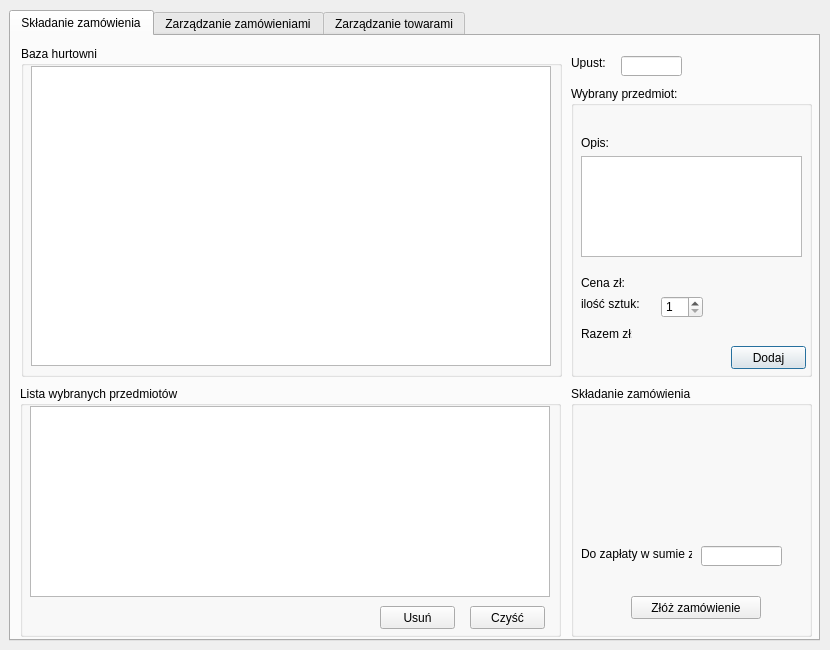
Old version of the form Sklep/magazynier.ui in the repository pwltomaszek/projekt.
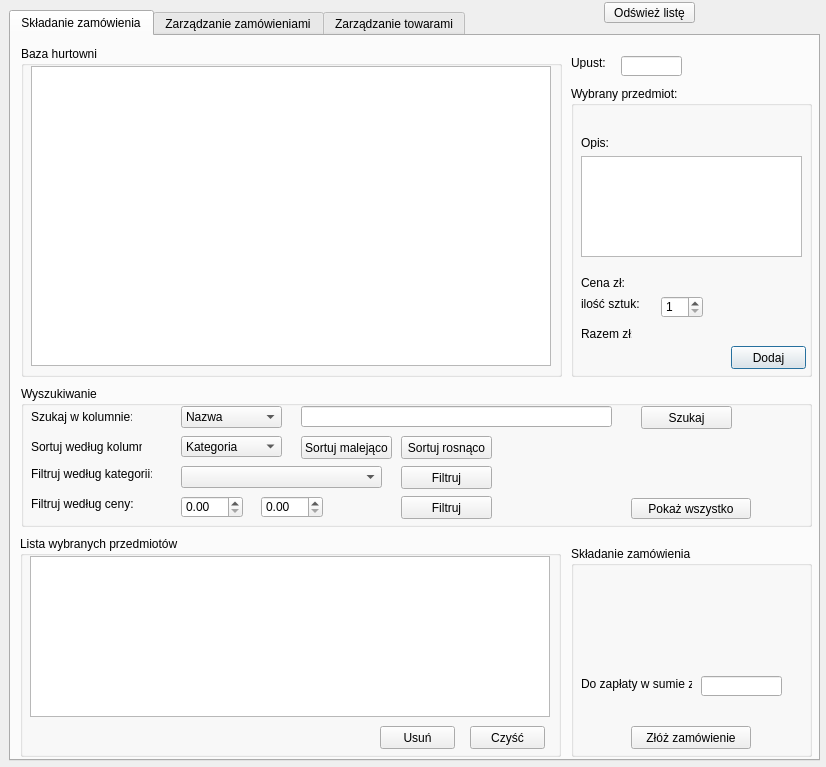
New version of the form. The open tabs and pages were chosen to show the change.

The edit to the form file:
```diff
--- a/Sklep/magazynier.ui
+++ b/Sklep/magazynier.ui
@@ -6,8 +6,8 @@
    <rect>
     <x>0</x>
     <y>0</y>
-    <width>830</width>
-    <height>650</height>
+    <width>826</width>
+    <height>767</height>
    </rect>
   </property>
   <property name="windowTitle">
@@ -22,7 +22,7 @@
      <x>9</x>
      <y>10</y>
      <width>811</width>
-     <height>631</height>
+     <height>751</height>
     </rect>
    </property>
    <property name="currentIndex">
@@ -628,9 +628,9 @@
      <property name="geometry">
       <rect>
        <x>9</x>
-       <y>350</y>
+       <y>500</y>
        <width>541</width>
-       <height>251</height>
+       <height>221</height>
       </rect>
      </property>
      <property name="title">
@@ -640,7 +640,7 @@
       <property name="geometry">
        <rect>
         <x>360</x>
-        <y>220</y>
+        <y>190</y>
         <width>75</width>
         <height>23</height>
        </rect>
@@ -653,7 +653,7 @@
       <property name="geometry">
        <rect>
         <x>450</x>
-        <y>220</y>
+        <y>190</y>
         <width>75</width>
         <height>23</height>
        </rect>
@@ -668,7 +668,7 @@
         <x>10</x>
         <y>20</y>
         <width>520</width>
-        <height>191</height>
+        <height>161</height>
        </rect>
       </property>
      </widget>
@@ -726,9 +726,9 @@
      <property name="geometry">
       <rect>
        <x>560</x>
-       <y>350</y>
+       <y>510</y>
        <width>241</width>
-       <height>251</height>
+       <height>211</height>
       </rect>
      </property>
      <property name="title">
@@ -738,8 +738,8 @@
       <property name="geometry">
        <rect>
         <x>60</x>
-        <y>210</y>
-        <width>130</width>
+        <y>180</y>
+        <width>120</width>
         <height>23</height>
        </rect>
       </property>
@@ -751,7 +751,7 @@
       <property name="geometry">
        <rect>
         <x>10</x>
-        <y>160</y>
+        <y>130</y>
         <width>111</width>
         <height>16</height>
        </rect>
@@ -764,7 +764,7 @@
       <property name="geometry">
        <rect>
         <x>130</x>
-        <y>160</y>
+        <y>130</y>
         <width>81</width>
         <height>20</height>
        </rect>
@@ -790,6 +790,240 @@
       </property>
      </widget>
     </widget>
+    <widget class="QGroupBox" name="groupBox_11">
+     <property name="geometry">
+      <rect>
+       <x>10</x>
+       <y>350</y>
+       <width>791</width>
+       <height>141</height>
+      </rect>
+     </property>
+     <property name="title">
+      <string>Wyszukiwanie</string>
+     </property>
+     <widget class="QComboBox" name="comboBoxSzukanie">
+      <property name="geometry">
+       <rect>
+        <x>160</x>
+        <y>20</y>
+        <width>101</width>
+        <height>22</height>
+       </rect>
+      </property>
+      <item>
+       <property name="text">
+        <string>Nazwa</string>
+       </property>
+      </item>
+      <item>
+       <property name="text">
+        <string>Opis</string>
+       </property>
+      </item>
+     </widget>
+     <widget class="QLineEdit" name="lineEditSzukaj">
+      <property name="geometry">
+       <rect>
+        <x>280</x>
+        <y>20</y>
+        <width>311</width>
+        <height>21</height>
+       </rect>
+      </property>
+     </widget>
+     <widget class="QLabel" name="label_15">
+      <property name="geometry">
+       <rect>
+        <x>10</x>
+        <y>20</y>
+        <width>101</width>
+        <height>21</height>
+       </rect>
+      </property>
+      <property name="text">
+       <string>Szukaj w kolumnie: </string>
+      </property>
+     </widget>
+     <widget class="QPushButton" name="buttonSzukaj">
+      <property name="geometry">
+       <rect>
+        <x>620</x>
+        <y>20</y>
+        <width>91</width>
+        <height>23</height>
+       </rect>
+      </property>
+      <property name="text">
+       <string>Szukaj</string>
+      </property>
+     </widget>
+     <widget class="QLabel" name="label_16">
+      <property name="geometry">
+       <rect>
+        <x>10</x>
+        <y>50</y>
+        <width>111</width>
+        <height>21</height>
+       </rect>
+      </property>
+      <property name="text">
+       <string>Sortuj według kolumny:</string>
+      </property>
+     </widget>
+     <widget class="QLabel" name="label_17">
+      <property name="geometry">
+       <rect>
+        <x>10</x>
+        <y>80</y>
+        <width>121</width>
+        <height>16</height>
+       </rect>
+      </property>
+      <property name="text">
+       <string>Filtruj według kategorii:</string>
+      </property>
+     </widget>
+     <widget class="QComboBox" name="comboBoxFiltr">
+      <property name="geometry">
+       <rect>
+        <x>160</x>
+        <y>80</y>
+        <width>201</width>
+        <height>22</height>
+       </rect>
+      </property>
+     </widget>
+     <widget class="QPushButton" name="buttonFiltrKat">
+      <property name="geometry">
+       <rect>
+        <x>380</x>
+        <y>80</y>
+        <width>91</width>
+        <height>23</height>
+       </rect>
+      </property>
+      <property name="text">
+       <string>Filtruj</string>
+      </property>
+     </widget>
+     <widget class="QPushButton" name="buttonSortRosnaco">
+      <property name="geometry">
+       <rect>
+        <x>380</x>
+        <y>50</y>
+        <width>91</width>
+        <height>23</height>
+       </rect>
+      </property>
+      <property name="text">
+       <string>Sortuj rosnąco</string>
+      </property>
+     </widget>
+     <widget class="QPushButton" name="buttonSortMalejaco">
+      <property name="geometry">
+       <rect>
+        <x>280</x>
+        <y>50</y>
+        <width>91</width>
+        <height>23</height>
+       </rect>
+      </property>
+      <property name="text">
+       <string>Sortuj malejąco</string>
+      </property>
+     </widget>
+     <widget class="QComboBox" name="comboBoxSort">
+      <property name="geometry">
+       <rect>
+        <x>160</x>
+        <y>50</y>
+        <width>101</width>
+        <height>21</height>
+       </rect>
+      </property>
+      <item>
+       <property name="text">
+        <string>Kategoria</string>
+       </property>
+      </item>
+      <item>
+       <property name="text">
+        <string>Nazwa</string>
+       </property>
+      </item>
+      <item>
+       <property name="text">
+        <string>Opis</string>
+       </property>
+      </item>
+     </widget>
+     <widget class="QDoubleSpinBox" name="doubleSpinBoxOd">
+      <property name="geometry">
+       <rect>
+        <x>160</x>
+        <y>110</y>
+        <width>62</width>
+        <height>22</height>
+       </rect>
+      </property>
+      <property name="maximum">
+       <double>100000.000000000000000</double>
+      </property>
+     </widget>
+     <widget class="QDoubleSpinBox" name="doubleSpinBoxDo">
+      <property name="geometry">
+       <rect>
+        <x>240</x>
+        <y>110</y>
+        <width>62</width>
+        <height>22</height>
+       </rect>
+      </property>
+      <property name="maximum">
+       <double>100000.000000000000000</double>
+      </property>
+     </widget>
+     <widget class="QPushButton" name="buttonFiltrCena">
+      <property name="geometry">
+       <rect>
+        <x>380</x>
+        <y>110</y>
+        <width>91</width>
+        <height>23</height>
+       </rect>
+      </property>
+      <property name="text">
+       <string>Filtruj</string>
+      </property>
+     </widget>
+     <widget class="QLabel" name="label_18">
+      <property name="geometry">
+       <rect>
+        <x>10</x>
+        <y>110</y>
+        <width>111</width>
+        <height>16</height>
+       </rect>
+      </property>
+      <property name="text">
+       <string>Filtruj według ceny:</string>
+      </property>
+     </widget>
+     <widget class="QPushButton" name="buttonPokazWszystkich">
+      <property name="geometry">
+       <rect>
+        <x>610</x>
+        <y>112</y>
+        <width>120</width>
+        <height>21</height>
+       </rect>
+      </property>
+      <property name="text">
+       <string>Pokaż wszystko</string>
+      </property>
+     </widget>
+    </widget>
    </widget>
    <widget class="QWidget" name="tab_2">
     <attribute name="title">
@@ -1067,6 +1301,19 @@
     </widget>
    </widget>
   </widget>
+  <widget class="QPushButton" name="pushButton_5">
+   <property name="geometry">
+    <rect>
+     <x>604</x>
+     <y>2</y>
+     <width>91</width>
+     <height>21</height>
+    </rect>
+   </property>
+   <property name="text">
+    <string>Odśwież listę</string>
+   </property>
+  </widget>
  </widget>
  <resources/>
  <connections/>
```
Left out of the diff: 305 changed lines with no effect on the pictures.
